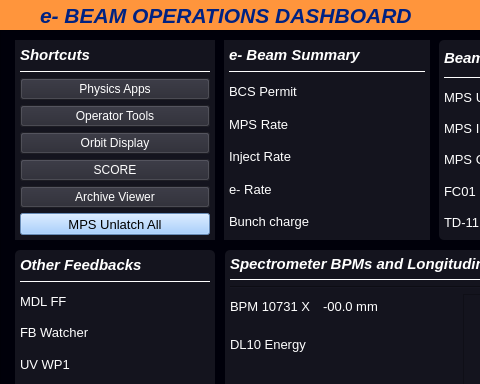
Old version of the form F2_dashboard.ui in the repository slaclab/F2-dashboard; both pictures show x 0 to 480 and y 0 to 384 of the 800 by 840 pixel window.
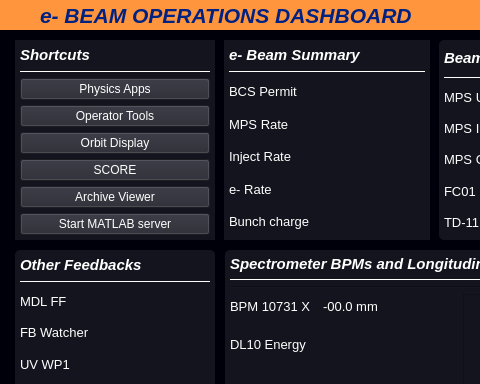
New version of the form. Custom widgets are drawn as their Qt base class.

Commit message: Remove MPs unlatch, add command to run MATLAB server

Patch:
```diff
--- a/F2_dashboard.ui
+++ b/F2_dashboard.ui
@@ -1417,36 +1417,6 @@
        </property>
       </widget>
      </item>
-     <item row="18" column="1">
-      <widget class="PyDMPushButton" name="MPS_unlatch">
-       <property name="font">
-        <font>
-         <pointsize>10</pointsize>
-        </font>
-       </property>
-       <property name="toolTip">
-        <string/>
-       </property>
-       <property name="styleSheet">
-        <string notr="true">background-color: rgb(144,194,255);</string>
-       </property>
-       <property name="text">
-        <string>MPS Unlatch All</string>
-       </property>
-       <property name="alarmSensitiveBorder" stdset="0">
-        <bool>true</bool>
-       </property>
-       <property name="channel" stdset="0">
-        <string>IOC:SYS1:MP01:UNLATCHALL</string>
-       </property>
-       <property name="pressValue" stdset="0">
-        <string>1</string>
-       </property>
-       <property name="releaseValue" stdset="0">
-        <string>0</string>
-       </property>
-      </widget>
-     </item>
      <item row="4" column="1">
       <widget class="PyDMShellCommand" name="PyDMShellCommand_4">
        <property name="toolTip">
@@ -1700,6 +1670,39 @@
        </property>
       </widget>
      </item>
+     <item row="15" column="1">
+      <widget class="PyDMShellCommand" name="start_matlab_server">
+       <property name="toolTip">
+        <string/>
+       </property>
+       <property name="styleSheet">
+        <string notr="true">PyDMEnumButton{
+background-color: rgb(20,20,30);
+}
+QPushButton {
+background-color: rgb(40,40,50);
+color: rgb(255,255,255);
+}</string>
+       </property>
+       <property name="text">
+        <string>Start MATLAB server</string>
+       </property>
+       <property name="iconSize">
+        <size>
+         <width>0</width>
+         <height>0</height>
+        </size>
+       </property>
+       <property name="PyDMToolTip" stdset="0">
+        <string>Initialze the ACR MATLAB server for faster app launching (only availble on ACR workstations)</string>
+       </property>
+       <property name="commands" stdset="0">
+        <stringlist>
+         <string>/usr/local/facet/tools/matlabTNG/applauncher_start.sh</string>
+        </stringlist>
+       </property>
+      </widget>
+     </item>
     </layout>
    </widget>
    <widget class="QFrame" name="long_controls">
@@ -4119,11 +4122,6 @@
    <extends>QWidget</extends>
    <header>pydm.widgets.enum_button</header>
   </customwidget>
-  <customwidget>
-   <class>PyDMPushButton</class>
-   <extends>QPushButton</extends>
-   <header>pydm.widgets.pushbutton</header>
-  </customwidget>
   <customwidget>
    <class>PyDMShellCommand</class>
    <extends>QPushButton</extends>
```
Left out of the diff: 61 changed lines with no effect on the pictures. The commit also changes 1 other file.
